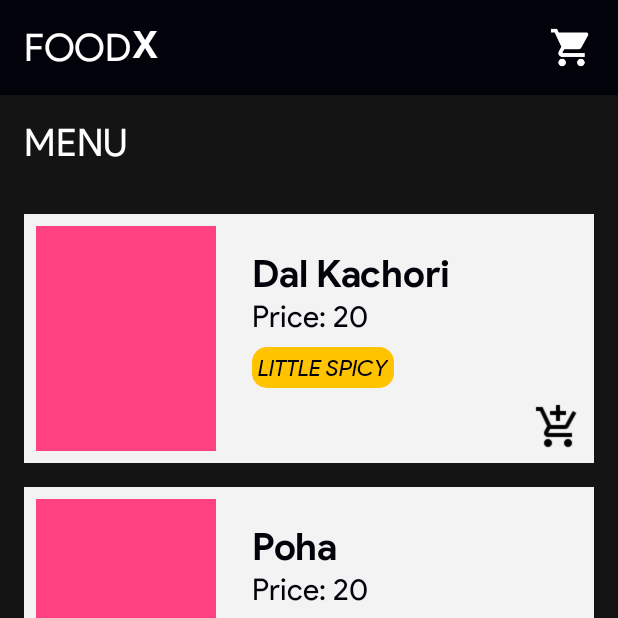
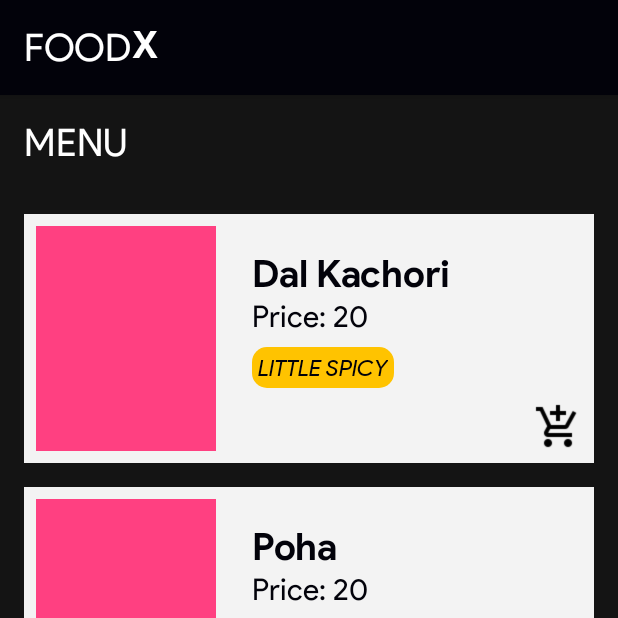
Before and after one commit to ThisIsNSH/Android-FoodX, an Android app: the screen it shows after launch (MainActivity), on a phone screen of 412 x 824 dp, the top half of it. Run offline under Robolectric (Android 15) with nearby library versions, the phone set to English and light mode, and no system bars; libraries missing offline, so code that uses them is left out: com.tzanou; plain views replace PercentVisibleLayout; 5 statements that could not run were skipped.

Commit message:
cart reverted

```diff
--- a/app/src/main/java/com/foodx/nsh/MainActivity.java
+++ b/app/src/main/java/com/foodx/nsh/MainActivity.java
@@ -115,8 +115,7 @@ public class MainActivity extends AppCompatActivity {
         });
     }
 
-
-   public void cart(View view)
+/* public void cart(View view)
    {
        final LinearLayout main = findViewById(R.id.main);
        animFadein2 = AnimationUtils.loadAnimation(getApplicationContext(),
@@ -183,8 +182,38 @@ back.setVisibility(View.VISIBLE);
        final TextView menu1 = findViewById(R.id.menu1);
        final TextView menu2 = findViewById(R.id.menu2);
 
+       Animation animFadein4 = AnimationUtils.loadAnimation(getApplicationContext(),
+               R.anim.slideleft);
+       cart1.startAnimation(animFadein4);
+       cart2.startAnimation(animFadein4);
+       cart1.setVisibility(View.INVISIBLE);
+       cart2.setVisibility(View.INVISIBLE);
 
 
+       Animation animFadein6 = AnimationUtils.loadAnimation(getApplicationContext(),
+               R.anim.slidedown);
+       title1.setAnimation(animFadein6);
+       title2.setAnimation(animFadein6);
+       animFadein6.setAnimationListener(new Animation.AnimationListener() {
+           @Override
+           public void onAnimationStart(Animation animation) {
 
-   }
+           }
+
+           @Override
+           public void onAnimationEnd(Animation animation) {
+               title1.setVisibility(View.VISIBLE);
+               title2.setVisibility(View.VISIBLE);
+               menu1.setVisibility(View.INVISIBLE);
+               menu2.setVisibility(View.INVISIBLE);
+           }
+
+           @Override
+           public void onAnimationRepeat(Animation animation) {
+
+           }
+       });
+
+
+   }*/
 }
--- a/app/src/main/res/anim/slideup.xml
+++ b/app/src/main/res/anim/slidedown.xml
@@ -5,7 +5,7 @@
     android:fillAfter="true">
 
     <translate
-        android:fromYDelta="0%p"
-        android:toYDelta="-100%p"
+        android:fromYDelta="-100%p"
+        android:toYDelta="0%p"
         android:duration="800" />
 </set>
--- a/app/src/main/res/anim/slideleft.xml
+++ b/app/src/main/res/anim/slideleft.xml
@@ -7,5 +7,5 @@
     <translate
         android:fromXDelta="-0%p"
         android:toXDelta="-100%p"
-        android:duration="1600" />
+        android:duration="800" />
 </set>
--- a/app/src/main/res/layout/toolbar.xml
+++ b/app/src/main/res/layout/toolbar.xml
@@ -81,15 +81,15 @@
         android:textColor="#FFC300"
         android:textSize="25sp" />
 
-    <ImageView
-        android:layout_width="30dp"
-        android:layout_height="30dp"
-        android:onClick="cart"
+    <!--<ImageView-->
+        <!--android:layout_width="30dp"-->
+        <!--android:layout_height="30dp"-->
+        <!--android:onClick="cart"-->
 
-        android:layout_alignParentRight="true"
-        android:layout_marginRight="16dp"
-        android:layout_centerVertical="true"
-        android:src="@drawable/cart48"/>
+        <!--android:layout_alignParentRight="true"-->
+        <!--android:layout_marginRight="16dp"-->
+        <!--android:layout_centerVertical="true"-->
+        <!--android:src="@drawable/cart48"/>-->
 
 </RelativeLayout>
 </android.support.v7.widget.Toolbar>
```
